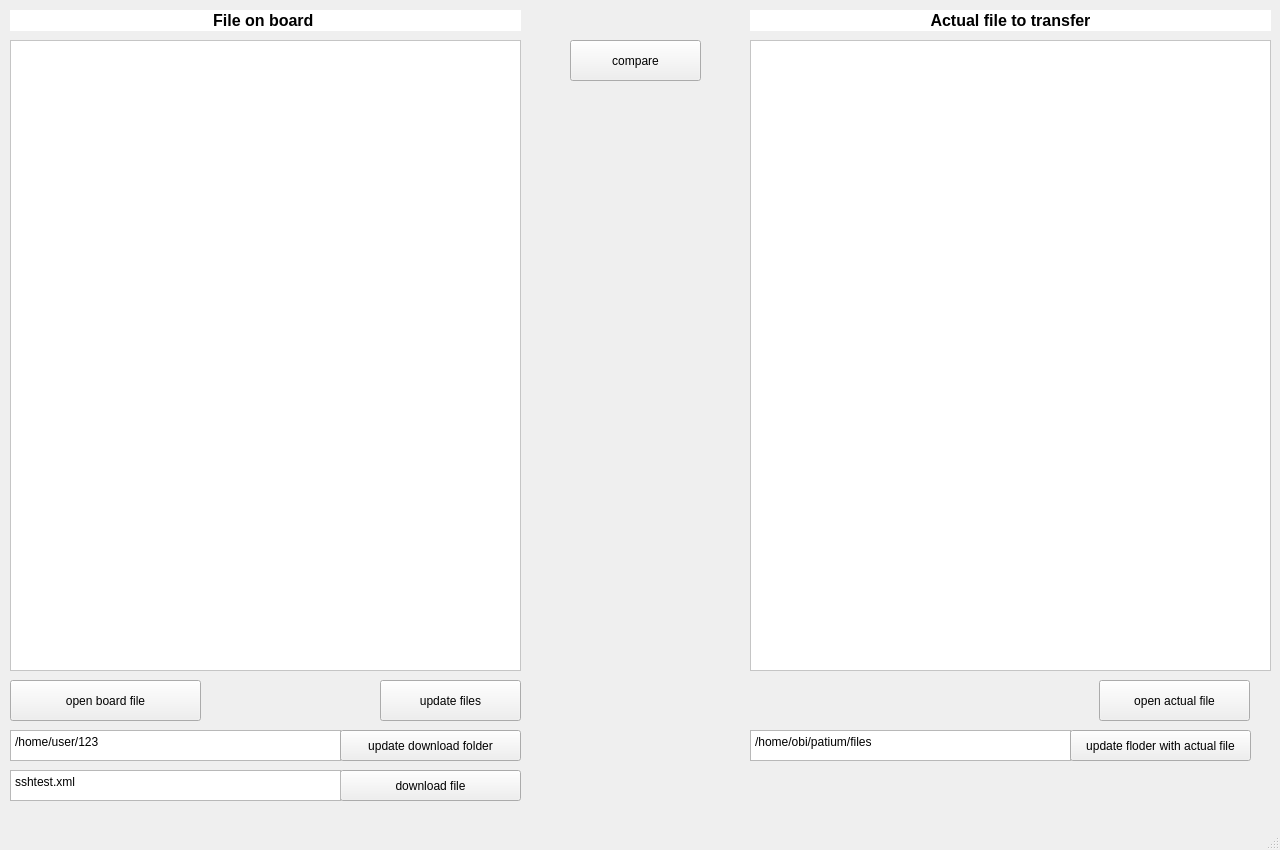
Above: mainwindow.ui from andreystashev/ssh-xml_transfer before the change. Below: the same form after it.
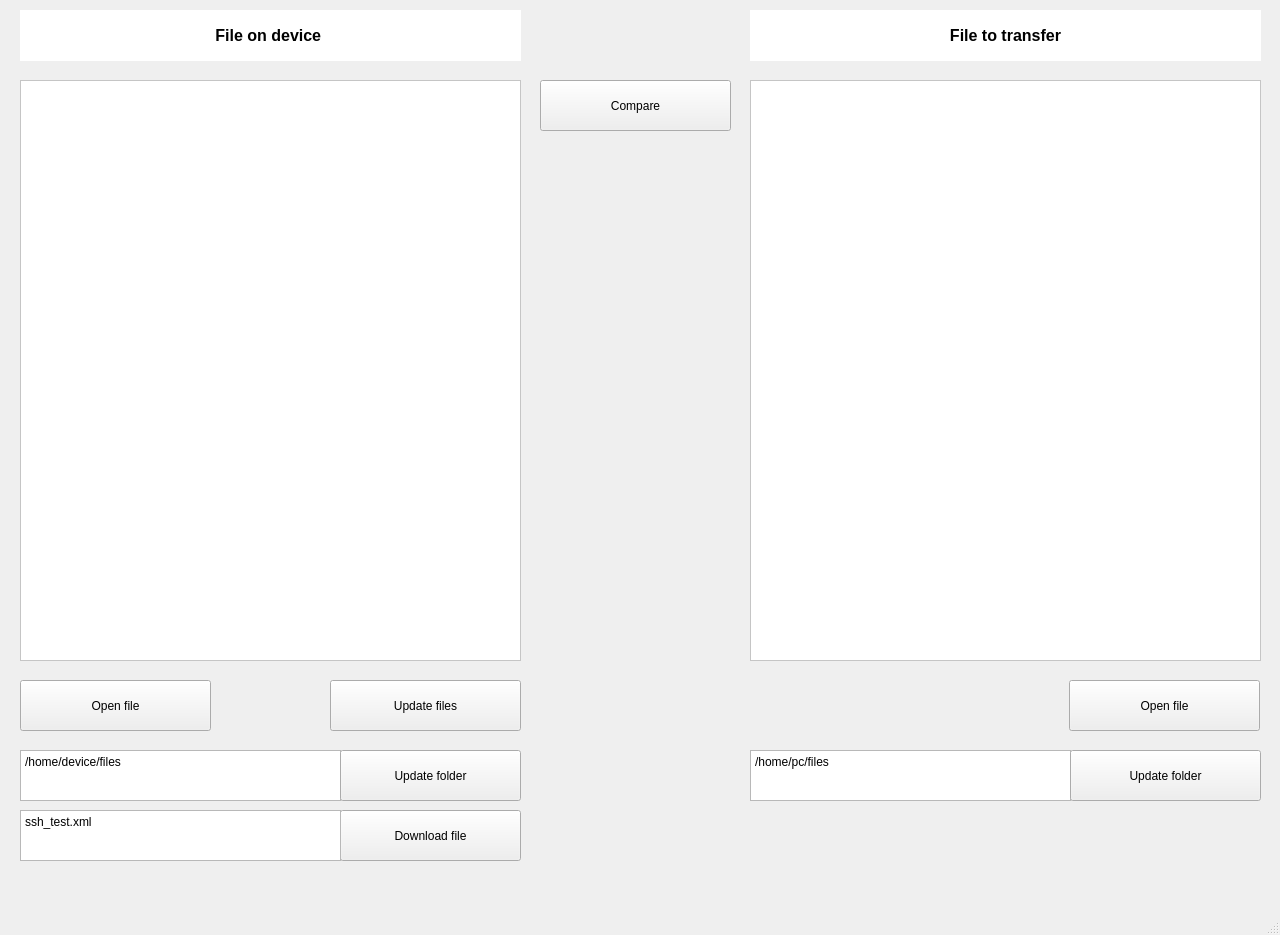
That is the form after the change.

Diff of the .ui file:
```diff
--- a/mainwindow.ui
+++ b/mainwindow.ui
@@ -7,7 +7,7 @@
     <x>0</x>
     <y>0</y>
     <width>1280</width>
-    <height>850</height>
+    <height>935</height>
    </rect>
   </property>
   <property name="windowTitle">
@@ -17,10 +17,10 @@
    <widget class="QScrollArea" name="scrollArea_Board">
     <property name="geometry">
      <rect>
-      <x>10</x>
-      <y>40</y>
-      <width>511</width>
-      <height>631</height>
+      <x>20</x>
+      <y>80</y>
+      <width>501</width>
+      <height>581</height>
      </rect>
     </property>
     <property name="styleSheet">
@@ -37,8 +37,8 @@
       <rect>
        <x>0</x>
        <y>0</y>
-       <width>509</width>
-       <height>629</height>
+       <width>499</width>
+       <height>579</height>
       </rect>
      </property>
     </widget>
@@ -47,9 +47,9 @@
     <property name="geometry">
      <rect>
       <x>750</x>
-      <y>40</y>
-      <width>521</width>
-      <height>631</height>
+      <y>80</y>
+      <width>511</width>
+      <height>581</height>
      </rect>
     </property>
     <property name="styleSheet">
@@ -66,8 +66,8 @@
       <rect>
        <x>0</x>
        <y>0</y>
-       <width>519</width>
-       <height>629</height>
+       <width>509</width>
+       <height>579</height>
       </rect>
      </property>
     </widget>
@@ -75,10 +75,10 @@
    <widget class="QLabel" name="label">
     <property name="geometry">
      <rect>
-      <x>10</x>
+      <x>20</x>
       <y>10</y>
-      <width>511</width>
-      <height>21</height>
+      <width>501</width>
+      <height>51</height>
      </rect>
     </property>
     <property name="styleSheet">
@@ -91,8 +91,8 @@
      <string>&lt;!DOCTYPE HTML PUBLIC &quot;-//W3C//DTD HTML 4.0//EN&quot; &quot;http://www.w3.org/TR/REC-html40/strict.dtd&quot;&gt;
 &lt;html&gt;&lt;head&gt;&lt;meta name=&quot;qrichtext&quot; content=&quot;1&quot; /&gt;&lt;style type=&quot;text/css&quot;&gt;
 p, li { white-space: pre-wrap; }
-&lt;/style&gt;&lt;/head&gt;&lt;body style=&quot; font-family:'Sans Serif'; font-size:14px; font-weight:600; font-style:normal;&quot;&gt;
-&lt;p align=&quot;center&quot; style=&quot; margin-top:0px; margin-bottom:0px; margin-left:0px; margin-right:0px; -qt-block-indent:0; text-indent:0px;&quot;&gt;&lt;span style=&quot; font-size:12pt;&quot;&gt;File on board &lt;/span&gt;&lt;/p&gt;&lt;/body&gt;&lt;/html&gt;</string>
+&lt;/style&gt;&lt;/head&gt;&lt;body style=&quot; font-family:'MS Shell Dlg 2'; font-size:14px; font-weight:600; font-style:normal;&quot;&gt;
+&lt;p align=&quot;center&quot; style=&quot; margin-top:0px; margin-bottom:0px; margin-left:0px; margin-right:0px; -qt-block-indent:0; text-indent:0px;&quot;&gt;&lt;span style=&quot; font-family:'Sans Serif'; font-size:12pt;&quot;&gt;File on device &lt;/span&gt;&lt;/p&gt;&lt;/body&gt;&lt;/html&gt;</string>
     </property>
    </widget>
    <widget class="QLabel" name="label_2">
@@ -100,8 +100,8 @@
      <rect>
       <x>750</x>
       <y>10</y>
-      <width>521</width>
-      <height>21</height>
+      <width>511</width>
+      <height>51</height>
      </rect>
     </property>
     <property name="styleSheet">
@@ -114,47 +114,47 @@
      <string>&lt;!DOCTYPE HTML PUBLIC &quot;-//W3C//DTD HTML 4.0//EN&quot; &quot;http://www.w3.org/TR/REC-html40/strict.dtd&quot;&gt;
 &lt;html&gt;&lt;head&gt;&lt;meta name=&quot;qrichtext&quot; content=&quot;1&quot; /&gt;&lt;style type=&quot;text/css&quot;&gt;
 p, li { white-space: pre-wrap; }
-&lt;/style&gt;&lt;/head&gt;&lt;body style=&quot; font-family:'Sans Serif'; font-size:14px; font-weight:600; font-style:normal;&quot;&gt;
-&lt;p align=&quot;center&quot; style=&quot; margin-top:0px; margin-bottom:0px; margin-left:0px; margin-right:0px; -qt-block-indent:0; text-indent:0px;&quot;&gt;&lt;span style=&quot; font-size:12pt;&quot;&gt;Actual file to transfer&lt;/span&gt;&lt;/p&gt;&lt;/body&gt;&lt;/html&gt;</string>
+&lt;/style&gt;&lt;/head&gt;&lt;body style=&quot; font-family:'MS Shell Dlg 2'; font-size:14px; font-weight:600; font-style:normal;&quot;&gt;
+&lt;p align=&quot;center&quot; style=&quot; margin-top:0px; margin-bottom:0px; margin-left:0px; margin-right:0px; -qt-block-indent:0; text-indent:0px;&quot;&gt;&lt;span style=&quot; font-family:'Sans Serif'; font-size:12pt;&quot;&gt;File to transfer&lt;/span&gt;&lt;/p&gt;&lt;/body&gt;&lt;/html&gt;</string>
     </property>
    </widget>
    <widget class="QPushButton" name="readTempPi">
     <property name="geometry">
      <rect>
-      <x>10</x>
+      <x>20</x>
       <y>680</y>
       <width>191</width>
-      <height>41</height>
+      <height>51</height>
      </rect>
     </property>
     <property name="text">
-     <string>open board file</string>
+     <string>Open file</string>
     </property>
    </widget>
    <widget class="QPushButton" name="readSppzPi">
     <property name="geometry">
      <rect>
-      <x>1099</x>
+      <x>1069</x>
       <y>680</y>
-      <width>151</width>
-      <height>41</height>
+      <width>191</width>
+      <height>51</height>
      </rect>
     </property>
     <property name="text">
-     <string>open actual file</string>
+     <string>Open file</string>
     </property>
    </widget>
    <widget class="QPushButton" name="compareButton">
     <property name="geometry">
      <rect>
-      <x>570</x>
-      <y>40</y>
-      <width>131</width>
-      <height>41</height>
+      <x>540</x>
+      <y>80</y>
+      <width>191</width>
+      <height>51</height>
      </rect>
     </property>
     <property name="text">
-     <string>compare</string>
+     <string>Compare</string>
     </property>
    </widget>
    <widget class="QLabel" name="compareLabel">
@@ -163,7 +163,7 @@
       <x>540</x>
       <y>10</y>
       <width>191</width>
-      <height>17</height>
+      <height>51</height>
      </rect>
     </property>
     <property name="text">
@@ -173,23 +173,23 @@
    <widget class="QPushButton" name="giveFiles">
     <property name="geometry">
      <rect>
-      <x>380</x>
+      <x>330</x>
       <y>680</y>
-      <width>141</width>
-      <height>41</height>
+      <width>191</width>
+      <height>51</height>
      </rect>
     </property>
     <property name="text">
-     <string>update files</string>
+     <string>Update files</string>
     </property>
    </widget>
    <widget class="QTextEdit" name="sppzPath">
     <property name="geometry">
      <rect>
       <x>750</x>
-      <y>730</y>
+      <y>750</y>
       <width>321</width>
-      <height>31</height>
+      <height>51</height>
      </rect>
     </property>
     <property name="toolTip">
@@ -202,30 +202,30 @@
      <string>&lt;!DOCTYPE HTML PUBLIC &quot;-//W3C//DTD HTML 4.0//EN&quot; &quot;http://www.w3.org/TR/REC-html40/strict.dtd&quot;&gt;
 &lt;html&gt;&lt;head&gt;&lt;meta name=&quot;qrichtext&quot; content=&quot;1&quot; /&gt;&lt;style type=&quot;text/css&quot;&gt;
 p, li { white-space: pre-wrap; }
-&lt;/style&gt;&lt;/head&gt;&lt;body style=&quot; font-family:'Sans Serif'; font-size:9pt; font-weight:400; font-style:normal;&quot;&gt;
-&lt;p style=&quot; margin-top:0px; margin-bottom:0px; margin-left:0px; margin-right:0px; -qt-block-indent:0; text-indent:0px;&quot;&gt;&lt;span style=&quot; color:#000000;&quot;&gt;/home/obi/patium/files&lt;/span&gt;&lt;/p&gt;&lt;/body&gt;&lt;/html&gt;</string>
+&lt;/style&gt;&lt;/head&gt;&lt;body style=&quot; font-family:'MS Shell Dlg 2'; font-size:7.875pt; font-weight:400; font-style:normal;&quot;&gt;
+&lt;p style=&quot; margin-top:0px; margin-bottom:0px; margin-left:0px; margin-right:0px; -qt-block-indent:0; text-indent:0px;&quot;&gt;&lt;span style=&quot; font-family:'Sans Serif'; font-size:9pt; color:#000000;&quot;&gt;/home/pc/files&lt;/span&gt;&lt;/p&gt;&lt;/body&gt;&lt;/html&gt;</string>
     </property>
    </widget>
    <widget class="QPushButton" name="changeSPPZPathButton">
     <property name="geometry">
      <rect>
       <x>1070</x>
-      <y>730</y>
-      <width>181</width>
-      <height>31</height>
+      <y>750</y>
+      <width>191</width>
+      <height>51</height>
      </rect>
     </property>
     <property name="text">
-     <string>update floder with actual file</string>
+     <string>Update folder</string>
     </property>
    </widget>
    <widget class="QTextEdit" name="boardPath">
     <property name="geometry">
      <rect>
-      <x>10</x>
-      <y>730</y>
-      <width>331</width>
-      <height>31</height>
+      <x>20</x>
+      <y>750</y>
+      <width>321</width>
+      <height>51</height>
      </rect>
     </property>
     <property name="toolTip">
@@ -238,43 +238,43 @@
      <string>&lt;!DOCTYPE HTML PUBLIC &quot;-//W3C//DTD HTML 4.0//EN&quot; &quot;http://www.w3.org/TR/REC-html40/strict.dtd&quot;&gt;
 &lt;html&gt;&lt;head&gt;&lt;meta name=&quot;qrichtext&quot; content=&quot;1&quot; /&gt;&lt;style type=&quot;text/css&quot;&gt;
 p, li { white-space: pre-wrap; }
-&lt;/style&gt;&lt;/head&gt;&lt;body style=&quot; font-family:'Sans Serif'; font-size:9pt; font-weight:400; font-style:normal;&quot;&gt;
-&lt;p style=&quot; margin-top:0px; margin-bottom:0px; margin-left:0px; margin-right:0px; -qt-block-indent:0; text-indent:0px;&quot;&gt;&lt;span style=&quot; color:#000000;&quot;&gt;/home/user/123&lt;/span&gt;&lt;/p&gt;&lt;/body&gt;&lt;/html&gt;</string>
+&lt;/style&gt;&lt;/head&gt;&lt;body style=&quot; font-family:'MS Shell Dlg 2'; font-size:7.875pt; font-weight:400; font-style:normal;&quot;&gt;
+&lt;p style=&quot; margin-top:0px; margin-bottom:0px; margin-left:0px; margin-right:0px; -qt-block-indent:0; text-indent:0px;&quot;&gt;&lt;span style=&quot; font-family:'Sans Serif'; font-size:9pt; color:#000000;&quot;&gt;/home/device/files&lt;/span&gt;&lt;/p&gt;&lt;/body&gt;&lt;/html&gt;</string>
     </property>
    </widget>
    <widget class="QPushButton" name="changeBoardPathButton">
     <property name="geometry">
      <rect>
       <x>340</x>
-      <y>730</y>
+      <y>750</y>
       <width>181</width>
-      <height>31</height>
+      <height>51</height>
      </rect>
     </property>
     <property name="text">
-     <string>update download folder</string>
+     <string>Update folder</string>
     </property>
    </widget>
    <widget class="QPushButton" name="getFileButton">
     <property name="geometry">
      <rect>
       <x>340</x>
-      <y>770</y>
+      <y>810</y>
       <width>181</width>
-      <height>31</height>
+      <height>51</height>
      </rect>
     </property>
     <property name="text">
-     <string>download file</string>
+     <string>Download file</string>
     </property>
    </widget>
    <widget class="QTextEdit" name="fileName">
     <property name="geometry">
      <rect>
-      <x>10</x>
-      <y>770</y>
-      <width>331</width>
-      <height>31</height>
+      <x>20</x>
+      <y>810</y>
+      <width>321</width>
+      <height>51</height>
      </rect>
     </property>
     <property name="toolTip">
@@ -287,8 +287,8 @@
      <string>&lt;!DOCTYPE HTML PUBLIC &quot;-//W3C//DTD HTML 4.0//EN&quot; &quot;http://www.w3.org/TR/REC-html40/strict.dtd&quot;&gt;
 &lt;html&gt;&lt;head&gt;&lt;meta name=&quot;qrichtext&quot; content=&quot;1&quot; /&gt;&lt;style type=&quot;text/css&quot;&gt;
 p, li { white-space: pre-wrap; }
-&lt;/style&gt;&lt;/head&gt;&lt;body style=&quot; font-family:'Sans Serif'; font-size:9pt; font-weight:400; font-style:normal;&quot;&gt;
-&lt;p style=&quot; margin-top:0px; margin-bottom:0px; margin-left:0px; margin-right:0px; -qt-block-indent:0; text-indent:0px;&quot;&gt;sshtest.xml&lt;/p&gt;&lt;/body&gt;&lt;/html&gt;</string>
+&lt;/style&gt;&lt;/head&gt;&lt;body style=&quot; font-family:'MS Shell Dlg 2'; font-size:7.875pt; font-weight:400; font-style:normal;&quot;&gt;
+&lt;p style=&quot; margin-top:0px; margin-bottom:0px; margin-left:0px; margin-right:0px; -qt-block-indent:0; text-indent:0px;&quot;&gt;&lt;span style=&quot; font-family:'Sans Serif'; font-size:9pt;&quot;&gt;ssh_test.xml&lt;/span&gt;&lt;/p&gt;&lt;/body&gt;&lt;/html&gt;</string>
     </property>
    </widget>
   </widget>
```
Left out of the diff: 2 changed lines with no effect on the pictures.
